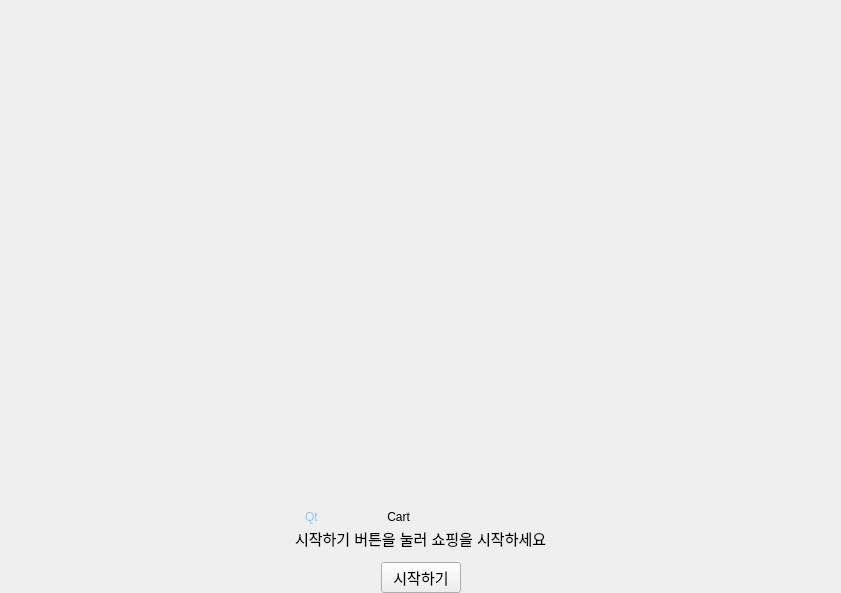
GiHwanC/QT-CART, file QT-Main/pagewelcome.ui: the form before one commit.
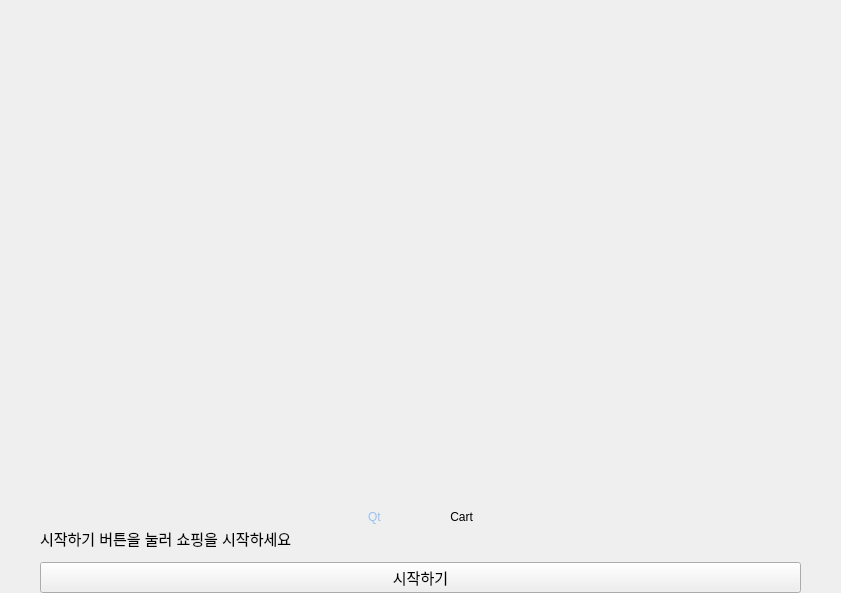
The form after the commit. Icons and pictures are not drawn.

The edit to the form file:
```diff
--- a/QT-Main/pagewelcome.ui
+++ b/QT-Main/pagewelcome.ui
@@ -18,6 +18,7 @@
   </property>
   <property name="font">
    <font>
+    <weight>50</weight>
     <bold>false</bold>
    </font>
   </property>
@@ -43,7 +44,7 @@
    <item>
     <layout class="QVBoxLayout" name="verticalLayout" stretch="3,0,0,0">
      <property name="sizeConstraint">
-      <enum>QLayout::SizeConstraint::SetNoConstraint</enum>
+      <enum>QLayout::SetDefaultConstraint</enum>
      </property>
      <property name="bottomMargin">
       <number>0</number>
@@ -72,7 +73,7 @@
       </layout>
      </item>
      <item>
-      <layout class="QHBoxLayout" name="horizontalLayout" stretch="2,0,1,2">
+      <layout class="QHBoxLayout" name="horizontalLayout" stretch="2,0,0,2">
        <property name="spacing">
         <number>0</number>
        </property>
@@ -81,9 +82,6 @@
        </property>
        <item>
         <spacer name="horizontalSpacer_3">
-         <property name="orientation">
-          <enum>Qt::Orientation::Horizontal</enum>
-         </property>
          <property name="sizeHint" stdset="0">
           <size>
            <width>40</width>
@@ -127,9 +125,6 @@
        </item>
        <item>
         <spacer name="horizontalSpacer_4">
-         <property name="orientation">
-          <enum>Qt::Orientation::Horizontal</enum>
-         </property>
          <property name="sizeHint" stdset="0">
           <size>
            <width>181</width>
@@ -147,9 +142,6 @@
        </property>
        <item>
         <spacer name="horizontalSpacer_5">
-         <property name="orientation">
-          <enum>Qt::Orientation::Horizontal</enum>
-         </property>
          <property name="sizeHint" stdset="0">
           <size>
            <width>40</width>
@@ -169,6 +161,7 @@
          <property name="font">
           <font>
            <pointsize>11</pointsize>
+           <weight>50</weight>
            <bold>false</bold>
           </font>
          </property>
@@ -182,9 +175,6 @@
        </item>
        <item>
         <spacer name="horizontalSpacer_6">
-         <property name="orientation">
-          <enum>Qt::Orientation::Horizontal</enum>
-         </property>
          <property name="sizeHint" stdset="0">
           <size>
            <width>40</width>
@@ -199,9 +189,6 @@
       <layout class="QHBoxLayout" name="horizontalLayout_2">
        <item>
         <spacer name="horizontalSpacer">
-         <property name="orientation">
-          <enum>Qt::Orientation::Horizontal</enum>
-         </property>
          <property name="sizeHint" stdset="0">
           <size>
            <width>40</width>
@@ -216,6 +203,7 @@
           <font>
            <family>Ria Sans</family>
            <pointsize>11</pointsize>
+           <weight>50</weight>
            <italic>false</italic>
            <bold>false</bold>
           </font>
@@ -250,9 +238,6 @@
        </item>
        <item>
         <spacer name="horizontalSpacer_2">
-         <property name="orientation">
-          <enum>Qt::Orientation::Horizontal</enum>
-         </property>
          <property name="sizeHint" stdset="0">
           <size>
            <width>40</width>
```
